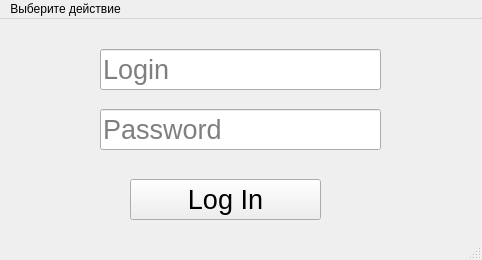
This is Authorisation.ui in Chernyackoff/project_PyQT as Qt 5 draws it before an edit. The edited form follows.
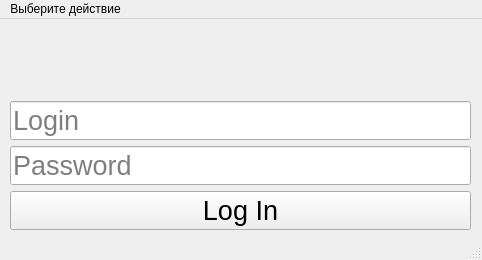
This is the edited form. Icons and pictures are not drawn.

Diff of the .ui file:
```diff
--- a/Authorisation.ui
+++ b/Authorisation.ui
@@ -20,33 +20,30 @@
    <enum>Qt::ToolButtonIconOnly</enum>
   </property>
   <widget class="QWidget" name="centralwidget">
-   <widget class="QPushButton" name="LogInBtn">
+   <widget class="QWidget" name="verticalLayoutWidget">
     <property name="geometry">
      <rect>
-      <x>130</x>
-      <y>160</y>
-      <width>191</width>
-      <height>41</height>
+      <x>10</x>
+      <y>0</y>
+      <width>461</width>
+      <height>211</height>
      </rect>
     </property>
+    <layout class="QVBoxLayout" name="verticalLayout">
+     <item>
+      <widget class="QLabel" name="ErrorText">
     <property name="font">
      <font>
       <pointsize>20</pointsize>
      </font>
     </property>
     <property name="text">
-     <string>Log In</string>
-    </property>
-   </widget>
+        <string/>
+       </property>
+      </widget>
+     </item>
+     <item>
    <widget class="QLineEdit" name="LoginFld">
-    <property name="geometry">
-     <rect>
-      <x>100</x>
-      <y>30</y>
-      <width>281</width>
-      <height>41</height>
-     </rect>
-    </property>
     <property name="font">
      <font>
       <pointsize>20</pointsize>
@@ -59,15 +56,9 @@
      <string>Login</string>
     </property>
    </widget>
+     </item>
+     <item>
    <widget class="QLineEdit" name="passwFld">
-    <property name="geometry">
-     <rect>
-      <x>100</x>
-      <y>90</y>
-      <width>281</width>
-      <height>41</height>
-     </rect>
-    </property>
     <property name="font">
      <font>
       <pointsize>20</pointsize>
@@ -77,18 +68,20 @@
      <string>Password</string>
     </property>
    </widget>
-   <widget class="QLabel" name="ErrorText">
-    <property name="geometry">
-     <rect>
-      <x>0</x>
-      <y>3</y>
-      <width>481</width>
-      <height>21</height>
-     </rect>
+     </item>
+     <item>
+      <widget class="QPushButton" name="LogInBtn">
+       <property name="font">
+        <font>
+         <pointsize>20</pointsize>
+        </font>
     </property>
     <property name="text">
-     <string/>
-    </property>
+        <string>Log In</string>
+       </property>
+      </widget>
+     </item>
+    </layout>
    </widget>
   </widget>
   <widget class="QMenuBar" name="menubar">
```
Left out of the diff: 3 changed lines with no effect on the pictures. Lines whose indentation alone changed are shown as unchanged.
